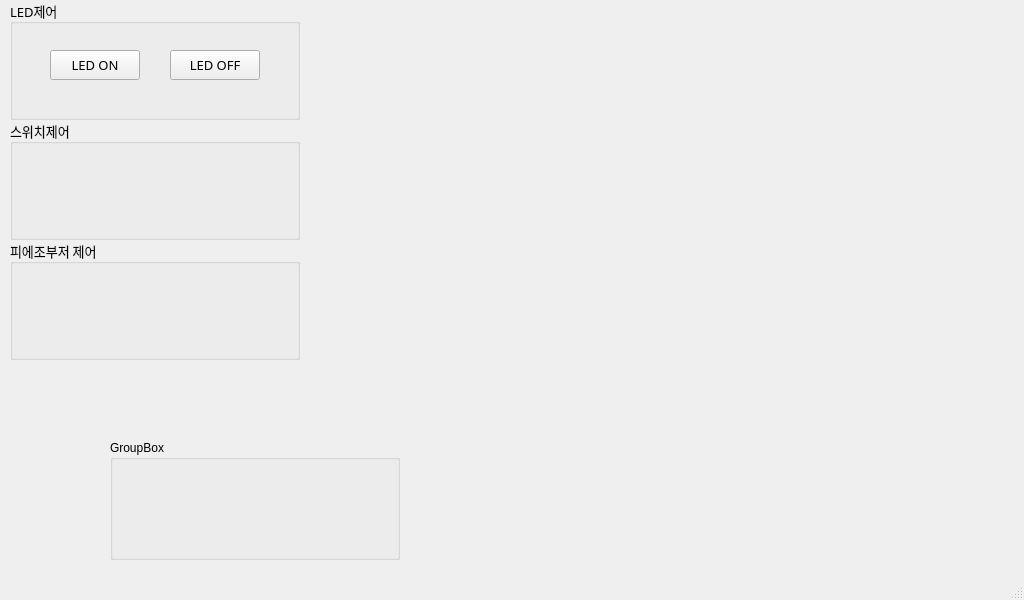
The window that day06/sensor.ui (guswlrla/hardware-platform-2024) describes before a commit, drawn with Qt 5.
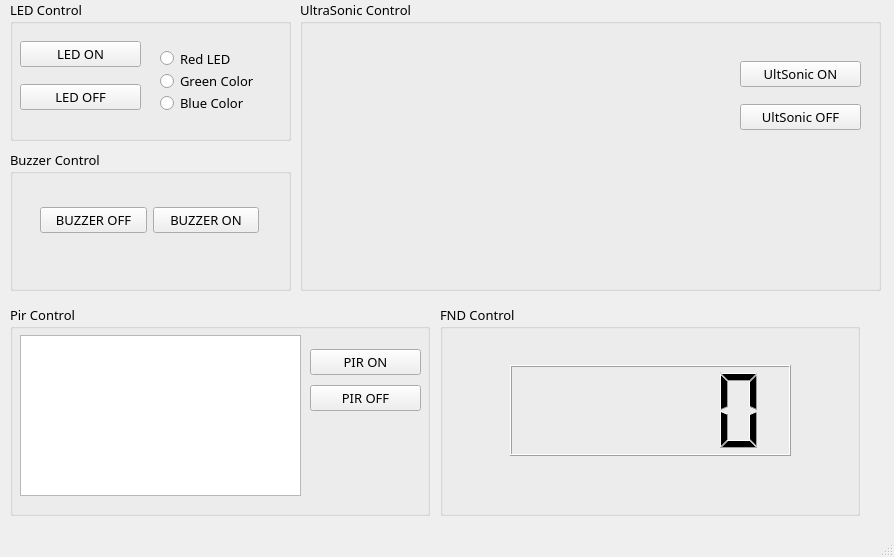
The same window after the commit.

```diff
--- a/day06/sensor.ui
+++ b/day06/sensor.ui
@@ -6,8 +6,8 @@
    <rect>
     <x>0</x>
     <y>0</y>
-    <width>1024</width>
-    <height>600</height>
+    <width>894</width>
+    <height>557</height>
    </rect>
   </property>
   <property name="windowTitle">
@@ -19,96 +19,363 @@
      <rect>
       <x>10</x>
       <y>0</y>
-      <width>290</width>
-      <height>120</height>
+      <width>281</width>
+      <height>141</height>
      </rect>
     </property>
     <property name="font">
      <font>
-      <family>Piboto Light</family>
+      <family>나눔스퀘어라운드</family>
       <pointsize>10</pointsize>
      </font>
     </property>
+    <property name="focusPolicy">
+     <enum>Qt::NoFocus</enum>
+    </property>
+    <property name="acceptDrops">
+     <bool>false</bool>
+    </property>
+    <property name="toolTipDuration">
+     <number>-1</number>
+    </property>
+    <property name="layoutDirection">
+     <enum>Qt::LeftToRight</enum>
+    </property>
+    <property name="autoFillBackground">
+     <bool>false</bool>
+    </property>
     <property name="title">
-     <string>LED제어</string>
+     <string>LED Control</string>
     </property>
-    <widget class="QPushButton" name="pushButton">
+    <widget class="QWidget" name="verticalLayoutWidget">
      <property name="geometry">
       <rect>
-       <x>40</x>
-       <y>50</y>
-       <width>90</width>
-       <height>30</height>
+       <x>10</x>
+       <y>30</y>
+       <width>121</width>
+       <height>91</height>
       </rect>
      </property>
-     <property name="text">
-      <string>LED ON</string>
+     <property name="font">
+      <font>
+       <family>나눔스퀘어라운드</family>
+       <pointsize>10</pointsize>
+      </font>
      </property>
+     <layout class="QVBoxLayout" name="verticalLayout">
+      <item>
+       <widget class="QPushButton" name="ledBtn1">
+        <property name="font">
+         <font>
+          <family>나눔스퀘어라운드</family>
+          <pointsize>10</pointsize>
+         </font>
+        </property>
+        <property name="text">
+         <string>LED ON</string>
+        </property>
+       </widget>
+      </item>
+      <item>
+       <widget class="QPushButton" name="ledBtn2">
+        <property name="font">
+         <font>
+          <family>나눔스퀘어라운드</family>
+          <pointsize>10</pointsize>
+         </font>
+        </property>
+        <property name="text">
+         <string>LED OFF</string>
+        </property>
+       </widget>
+      </item>
+     </layout>
     </widget>
-    <widget class="QPushButton" name="pushButton_2">
+    <widget class="QWidget" name="verticalLayoutWidget_2">
      <property name="geometry">
       <rect>
-       <x>160</x>
+       <x>150</x>
        <y>50</y>
-       <width>90</width>
-       <height>30</height>
+       <width>106</width>
+       <height>61</height>
       </rect>
      </property>
-     <property name="text">
-      <string>LED OFF</string>
+     <property name="font">
+      <font>
+       <family>나눔스퀘어라운드</family>
+       <pointsize>10</pointsize>
+      </font>
      </property>
+     <layout class="QVBoxLayout" name="verticalLayout_2">
+      <property name="leftMargin">
+       <number>0</number>
+      </property>
+      <item>
+       <widget class="QRadioButton" name="radBtn1">
+        <property name="font">
+         <font>
+          <family>나눔스퀘어라운드</family>
+          <pointsize>10</pointsize>
+         </font>
+        </property>
+        <property name="text">
+         <string>Red LED</string>
+        </property>
+       </widget>
+      </item>
+      <item>
+       <widget class="QRadioButton" name="radBtn2">
+        <property name="font">
+         <font>
+          <family>나눔스퀘어라운드</family>
+          <pointsize>10</pointsize>
+         </font>
+        </property>
+        <property name="text">
+         <string>Green Color</string>
+        </property>
+       </widget>
+      </item>
+      <item>
+       <widget class="QRadioButton" name="radBtn3">
+        <property name="font">
+         <font>
+          <family>나눔스퀘어라운드</family>
+          <pointsize>10</pointsize>
+         </font>
+        </property>
+        <property name="text">
+         <string>Blue Color</string>
+        </property>
+       </widget>
+      </item>
+     </layout>
     </widget>
    </widget>
-   <widget class="QGroupBox" name="groupBox_2">
-    <property name="geometry">
-     <rect>
-      <x>10</x>
-      <y>120</y>
-      <width>290</width>
-      <height>120</height>
-     </rect>
-    </property>
-    <property name="font">
-     <font>
-      <family>Piboto Light</family>
-      <pointsize>10</pointsize>
-     </font>
-    </property>
-    <property name="title">
-     <string>스위치제어</string>
-    </property>
-   </widget>
    <widget class="QGroupBox" name="groupBox_3">
     <property name="geometry">
      <rect>
-      <x>10</x>
-      <y>240</y>
-      <width>290</width>
-      <height>120</height>
+      <x>300</x>
+      <y>0</y>
+      <width>581</width>
+      <height>291</height>
      </rect>
     </property>
     <property name="font">
      <font>
-      <family>Piboto Light</family>
+      <family>나눔스퀘어라운드</family>
       <pointsize>10</pointsize>
+      <weight>50</weight>
+      <italic>false</italic>
+      <bold>false</bold>
      </font>
     </property>
     <property name="title">
-     <string>피에조부저 제어</string>
+     <string>UltraSonic Control</string>
     </property>
+    <widget class="QWidget" name="verticalLayoutWidget_3">
+     <property name="geometry">
+      <rect>
+       <x>440</x>
+       <y>50</y>
+       <width>121</width>
+       <height>91</height>
+      </rect>
+     </property>
+     <property name="font">
+      <font>
+       <family>나눔스퀘어라운드</family>
+       <pointsize>10</pointsize>
+       <weight>50</weight>
+       <italic>false</italic>
+       <bold>false</bold>
+      </font>
+     </property>
+     <layout class="QVBoxLayout" name="verticalLayout_3">
+      <item>
+       <widget class="QPushButton" name="SonicBtn1">
+        <property name="font">
+         <font>
+          <family>나눔스퀘어라운드</family>
+          <pointsize>10</pointsize>
+          <weight>50</weight>
+          <italic>false</italic>
+          <bold>false</bold>
+         </font>
+        </property>
+        <property name="text">
+         <string>UltSonic ON</string>
+        </property>
+       </widget>
+      </item>
+      <item>
+       <widget class="QPushButton" name="SonicBtn2">
+        <property name="font">
+         <font>
+          <family>나눔스퀘어라운드</family>
+          <pointsize>10</pointsize>
+          <weight>50</weight>
+          <italic>false</italic>
+          <bold>false</bold>
+         </font>
+        </property>
+        <property name="text">
+         <string>UltSonic OFF</string>
+        </property>
+       </widget>
+      </item>
+     </layout>
+    </widget>
    </widget>
    <widget class="QGroupBox" name="groupBox_4">
     <property name="geometry">
      <rect>
-      <x>110</x>
-      <y>440</y>
-      <width>290</width>
-      <height>120</height>
+      <x>10</x>
+      <y>150</y>
+      <width>281</width>
+      <height>141</height>
      </rect>
     </property>
+    <property name="font">
+     <font>
+      <family>나눔스퀘어라운드</family>
+      <pointsize>10</pointsize>
+     </font>
+    </property>
     <property name="title">
-     <string>GroupBox</string>
+     <string>Buzzer Control</string>
     </property>
+    <widget class="QWidget" name="horizontalLayoutWidget">
+     <property name="geometry">
+      <rect>
+       <x>30</x>
+       <y>30</y>
+       <width>219</width>
+       <height>80</height>
+      </rect>
+     </property>
+     <layout class="QHBoxLayout" name="horizontalLayout">
+      <item>
+       <widget class="QPushButton" name="buzzBtn2">
+        <property name="text">
+         <string>BUZZER OFF</string>
+        </property>
+       </widget>
+      </item>
+      <item>
+       <widget class="QPushButton" name="buzzBtn1">
+        <property name="text">
+         <string>BUZZER ON</string>
+        </property>
+       </widget>
+      </item>
+     </layout>
+    </widget>
+   </widget>
+   <widget class="QGroupBox" name="groupBox_5">
+    <property name="geometry">
+     <rect>
+      <x>10</x>
+      <y>305</y>
+      <width>420</width>
+      <height>211</height>
+     </rect>
+    </property>
+    <property name="font">
+     <font>
+      <family>나눔스퀘어라운드</family>
+      <pointsize>10</pointsize>
+     </font>
+    </property>
+    <property name="title">
+     <string>Pir Control</string>
+    </property>
+    <property name="flat">
+     <bool>false</bool>
+    </property>
+    <property name="checkable">
+     <bool>false</bool>
+    </property>
+    <widget class="QTextBrowser" name="txtBro1">
+     <property name="geometry">
+      <rect>
+       <x>10</x>
+       <y>30</y>
+       <width>281</width>
+       <height>161</height>
+      </rect>
+     </property>
+     <property name="font">
+      <font>
+       <family>나눔스퀘어라운드</family>
+       <pointsize>10</pointsize>
+       <weight>50</weight>
+       <italic>false</italic>
+       <bold>false</bold>
+      </font>
+     </property>
+    </widget>
+    <widget class="QWidget" name="verticalLayoutWidget_4">
+     <property name="geometry">
+      <rect>
+       <x>300</x>
+       <y>40</y>
+       <width>111</width>
+       <height>71</height>
+      </rect>
+     </property>
+     <layout class="QVBoxLayout" name="verticalLayout_4">
+      <item>
+       <widget class="QPushButton" name="pirBtn1">
+        <property name="text">
+         <string>PIR ON</string>
+        </property>
+       </widget>
+      </item>
+      <item>
+       <widget class="QPushButton" name="pirBtn2">
+        <property name="text">
+         <string>PIR OFF</string>
+        </property>
+       </widget>
+      </item>
+     </layout>
+    </widget>
+   </widget>
+   <widget class="QGroupBox" name="groupBox_6">
+    <property name="geometry">
+     <rect>
+      <x>440</x>
+      <y>305</y>
+      <width>420</width>
+      <height>211</height>
+     </rect>
+    </property>
+    <property name="font">
+     <font>
+      <family>나눔스퀘어라운드</family>
+      <pointsize>10</pointsize>
+     </font>
+    </property>
+    <property name="title">
+     <string>FND Control</string>
+    </property>
+    <property name="flat">
+     <bool>false</bool>
+    </property>
+    <property name="checkable">
+     <bool>false</bool>
+    </property>
+    <widget class="QLCDNumber" name="lcdNumber">
+     <property name="geometry">
+      <rect>
+       <x>70</x>
+       <y>60</y>
+       <width>281</width>
+       <height>91</height>
+      </rect>
+     </property>
+    </widget>
    </widget>
   </widget>
   <widget class="QMenuBar" name="menubar">
```
Left out of the diff: 5 changed lines with no effect on the pictures.
